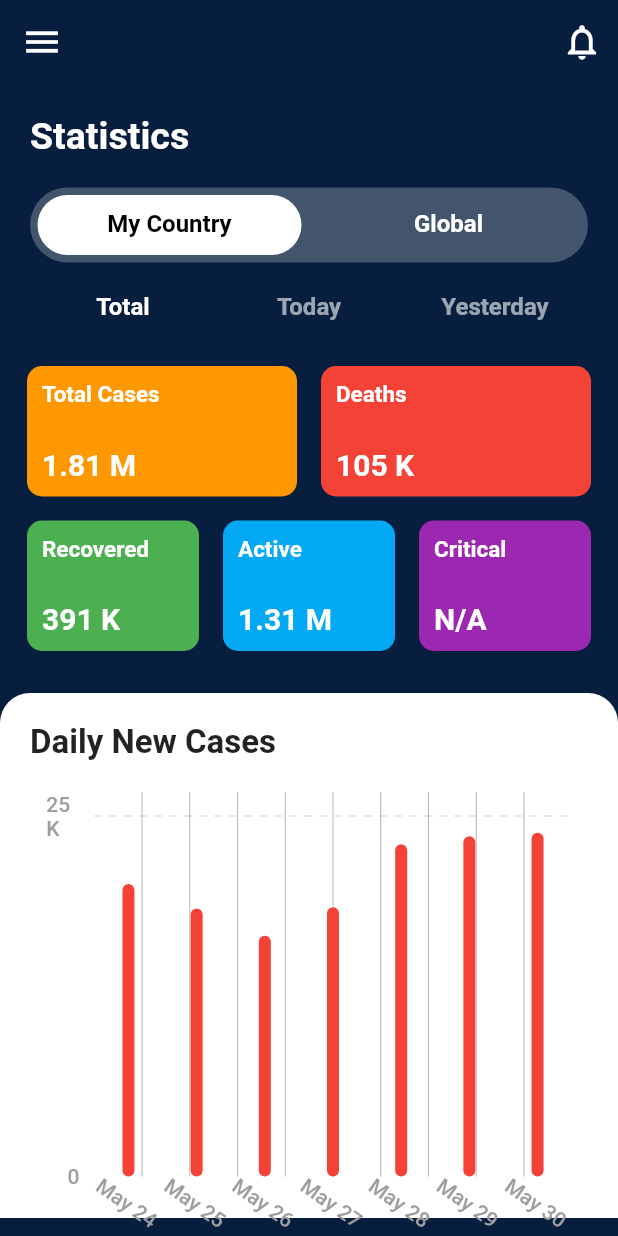
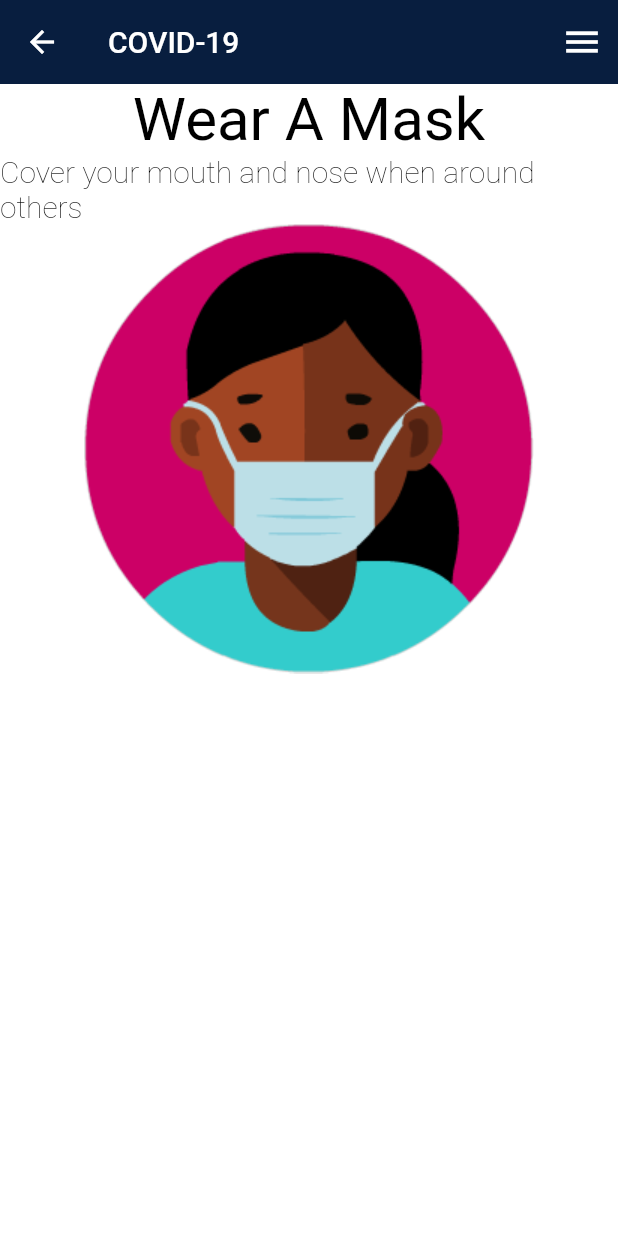
Before and after one commit to raahimid/COVID-19-Workshop, a Flutter app: the StatsScreen screen opened directly, on a phone screen of 412 x 824 dp. Run offline on Flutter 3.47's test engine with Material 2 defaults, Android fonts, the phone set to English and light mode, and no system bars; drawn by our look-alikes of fl_chart; our stand-ins replace bubble_tab_indicator.

Commit message:
Deconstructed application, and added 2 core pages

```diff
--- a/lib/config/styles.dart
+++ b/lib/config/styles.dart
@@ -13,7 +13,7 @@ class Styles {
   );
 
   static const tabTextStyle = TextStyle(
-    fontSize: 16.0,
+    fontSize: 19.0,
     fontWeight: FontWeight.w600,
   );
 }
--- a/lib/screens/bottom_nav_screen.dart
+++ b/lib/screens/bottom_nav_screen.dart
@@ -30,7 +30,7 @@ class _BottomNavScreenState extends State<BottomNavScreen> {
         selectedItemColor: Colors.white,
         unselectedItemColor: Colors.grey,
         elevation: 0.0,
-        items: [Icons.home, Icons.insert_chart]
+        items: [Icons.home, Icons.info]
             .asMap()
             .map((key, value) => MapEntry(
                   key,
--- a/lib/screens/stats_screen.dart
+++ b/lib/screens/info.dart
@@ -14,26 +14,28 @@ class _StatsScreenState extends State<StatsScreen> {
   @override
   Widget build(BuildContext context) {
     return Scaffold(
-      backgroundColor: Palette.primaryColor,
+      backgroundColor: Colors.white,
       appBar: CustomAppBar(),
-      body: CustomScrollView(
-        physics: ClampingScrollPhysics(),
-        slivers: <Widget>[
-          _buildHeader(),
-          _buildRegionTabBar(),
-          _buildStatsTabBar(),
-          SliverPadding(
-            padding: const EdgeInsets.symmetric(horizontal: 10.0),
-            sliver: SliverToBoxAdapter(
-              child: StatsGrid(),
+      body: Column(
+        crossAxisAlignment: CrossAxisAlignment.center,
+        children: <Widget>[
+          Text(
+          'Wear A Mask',
+          style: const TextStyle(
+            color: Colors.black,
+            fontSize: 40.0,
+            fontWeight: FontWeight.w400,
             ),
           ),
-          SliverPadding(
-            padding: const EdgeInsets.only(top: 20.0),
-            sliver: SliverToBoxAdapter(
-              child: CovidBarChart(covidCases: covidUSADailyNewCases),
-            ),
+          Text(
+              'Cover your mouth and nose when around others',
+              style: const TextStyle(
+                color: Colors.black,
+                fontSize: 20.0,
+                fontWeight: FontWeight.w200,
+              ),
           ),
+          Image.asset('assets/images/MaskGirl.png'),
         ],
       ),
     );
@@ -93,11 +95,13 @@ class _StatsScreenState extends State<StatsScreen> {
         child: DefaultTabController(
           length: 3,
           child: TabBar(
+            labelPadding: EdgeInsets.all(30.0),
             indicatorColor: Colors.transparent,
             labelStyle: Styles.tabTextStyle,
             labelColor: Colors.white,
             unselectedLabelColor: Colors.white60,
-            tabs: <Widget>[
+            tabs:
+            <Widget>[
               Text('Total'),
               Text('Today'),
               Text('Yesterday'),
--- a/lib/screens/screens.dart
+++ b/lib/screens/screens.dart
@@ -1,3 +1,3 @@
 export 'bottom_nav_screen.dart';
 export 'home_screen.dart';
-export 'stats_screen.dart';
+export 'info.dart';
--- a/lib/widgets/custom_app_bar.dart
+++ b/lib/widgets/custom_app_bar.dart
@@ -5,19 +5,15 @@ class CustomAppBar extends StatelessWidget with PreferredSizeWidget {
   @override
   Widget build(BuildContext context) {
     return AppBar(
+      title: const Text('COVID-19'),
       backgroundColor: Palette.primaryColor,
       elevation: 0.0,
-      leading: IconButton(
+      actions: <Widget>[
+        IconButton(
         icon: const Icon(Icons.menu),
         iconSize: 28.0,
         onPressed: () {},
       ),
-      actions: <Widget>[
-        IconButton(
-          icon: const Icon(Icons.notifications_none),
-          iconSize: 28.0,
-          onPressed: () {},
-        ),
       ],
     );
   }
```
Also changed, not shown: lib/screens/home_screen.dart (+41 -101 lines).
